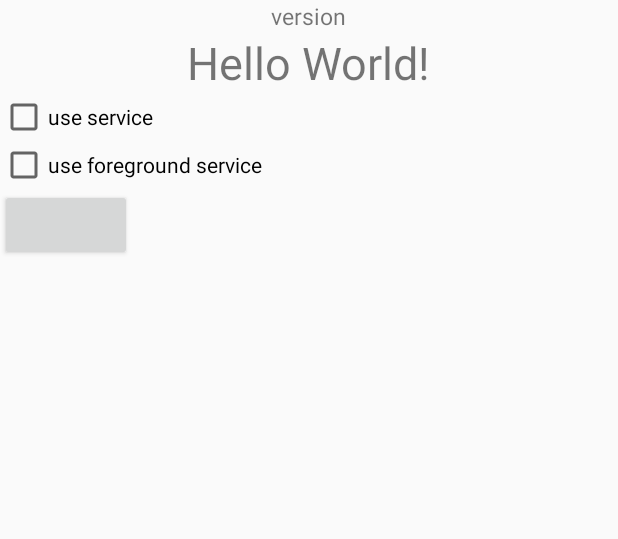
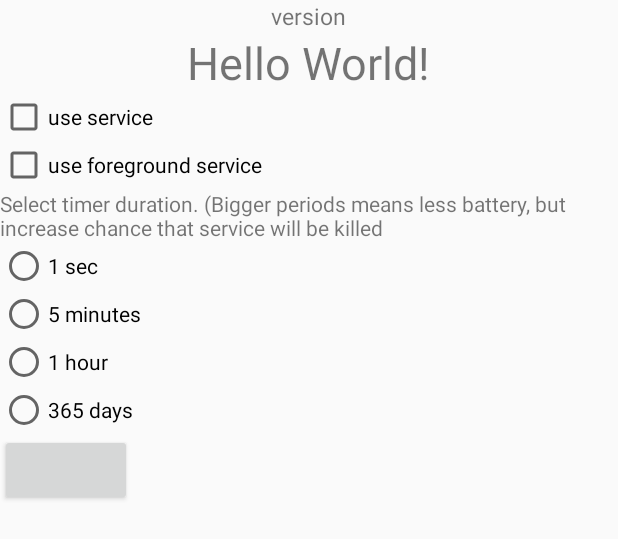
Before and after one commit to dabear/LibreOOPAlgorithm, an Android app: the layout content_main.xml on its own in the app's theme, with its tools: preview values and no code run, on a phone screen of 412 x 824 dp. Shown: the top 539 px of the screen. Run offline under Robolectric (Android 15) with nearby library versions, the phone set to English and light mode, and no system bars.

Commit message:
Make the timer period configurable.

```diff
--- a/app/src/main/java/com/hg4/oopalgorithm/oopalgorithm/AlwaysOnService.java
+++ b/app/src/main/java/com/hg4/oopalgorithm/oopalgorithm/AlwaysOnService.java
@@ -54,9 +54,10 @@ import java.util.TimerTask;
 
             //initialize the TimerTask's job
             initializeTimerTask();
-
+            int duration = MainActivity.getPerfInt(this, "TimerDurationSeconds",5*60);
             //schedule the timer, to wake up every 1 second
-            timer.schedule(timerTask, 1000,  1000); // 60 * 60
+            Log.i(TAG, "Alwayson service - starting timer every " + duration + " seconds.");
+            timer.schedule(timerTask, 1000,  duration * 1000);
         }
 
         /**
--- a/app/src/main/res/layout/content_main.xml
+++ b/app/src/main/res/layout/content_main.xml
@@ -40,6 +40,7 @@
         android:textSize="30sp"/>
 
         <CheckBox
+            android:layout_alignParentLeft="true"
             android:id="@+id/RunService"
             android:layout_below="@+id/sample_text"
             android:layout_width="wrap_content"
@@ -47,16 +48,54 @@
             android:text="use service" />
 
         <CheckBox
+            android:layout_alignParentLeft="true"
             android:id="@+id/UseForegroundService"
             android:layout_below="@+id/RunService"
             android:layout_width="wrap_content"
             android:layout_height="wrap_content"
             android:text="use foreground service" />
 
+        <TextView
+            android:id="@+id/text_view_id"
+            android:layout_below="@+id/UseForegroundService"
+            android:layout_height="wrap_content"
+            android:layout_width="wrap_content"
+            android:text="Select timer duration. (Bigger periods means less battery, but increase chance that service will be killed"/>
+
+        <RadioGroup xmlns:android="http://schemas.android.com/apk/res/android"
+            android:layout_width="match_parent"
+            android:layout_height="wrap_content"
+            android:layout_below="@+id/text_view_id"
+            android:id="@+id/radio_group"
+            android:text="365 "
+            android:orientation="vertical">
+            <RadioButton android:id="@+id/radio_1_sec"
+                android:layout_width="wrap_content"
+                android:layout_height="wrap_content"
+                android:text="1 sec"
+                android:onClick="onRadioButtonClicked"/>
+            <RadioButton android:id="@+id/radio_5_minutes"
+                android:layout_width="wrap_content"
+                android:layout_height="wrap_content"
+                android:text="5 minutes"
+                android:onClick="onRadioButtonClicked"/>
+            <RadioButton android:id="@+id/radio_1_hour"
+                android:layout_width="wrap_content"
+                android:layout_height="wrap_content"
+                android:text="1 hour"
+                android:onClick="onRadioButtonClicked"/>
+            <RadioButton android:id="@+id/radio_1_year"
+                android:layout_width="wrap_content"
+                android:layout_height="wrap_content"
+                android:text="365 days"
+                android:onClick="onRadioButtonClicked"/>
+        </RadioGroup>
+
+
         <Button
             android:layout_width="wrap_content"
             android:layout_height="wrap_content"
-            android:layout_below="@+id/UseForegroundService"
+            android:layout_below="@+id/radio_group"
             android:text=""
             android:id="@+id/stop_service"
         />
```
Also changed, not shown: app/src/main/java/com/hg4/oopalgorithm/oopalgorithm/MainActivity.java (+73 -0 lines), 1 other file.
